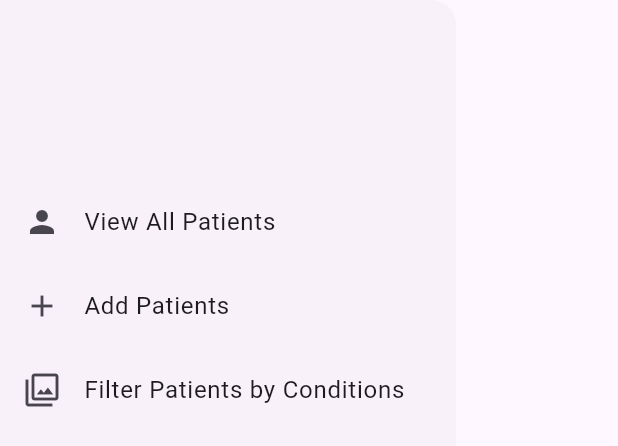
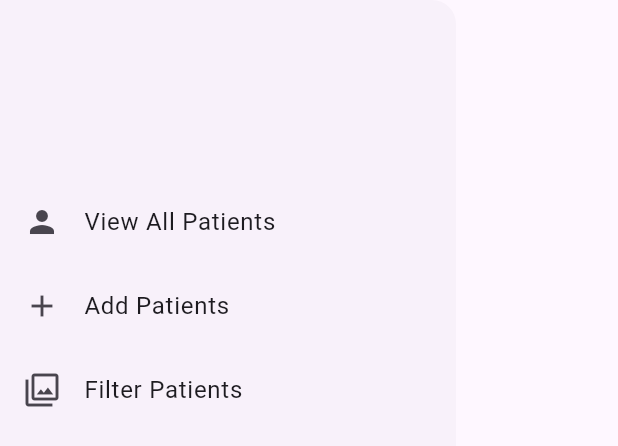
Before and after one commit to Minionb/Health-Minder, a Flutter app: the MainDrawer widget shown alone on an empty page, opened directly, on a phone screen of 412 x 824 dp. Shown: the top 446 px of the screen. Run offline on Flutter 3.47's test engine with Material 3 defaults, Android fonts, the phone set to English and light mode, and no system bars; network calls fail.

Commit message:
Change the filter tab name

```diff
--- a/lib/MainDrawer.dart
+++ b/lib/MainDrawer.dart
@@ -33,7 +33,7 @@ class MainDrawer extends StatelessWidget {
           ),
           ListTile(
             leading: const Icon(Icons.filter),
-            title: const Text('Filter Patients by Conditions'),
+            title: const Text('Filter Patients'),
             onTap: () {
               //Navigator.of(context).pushReplacementNamed('/favorit-screen');
             },
```
